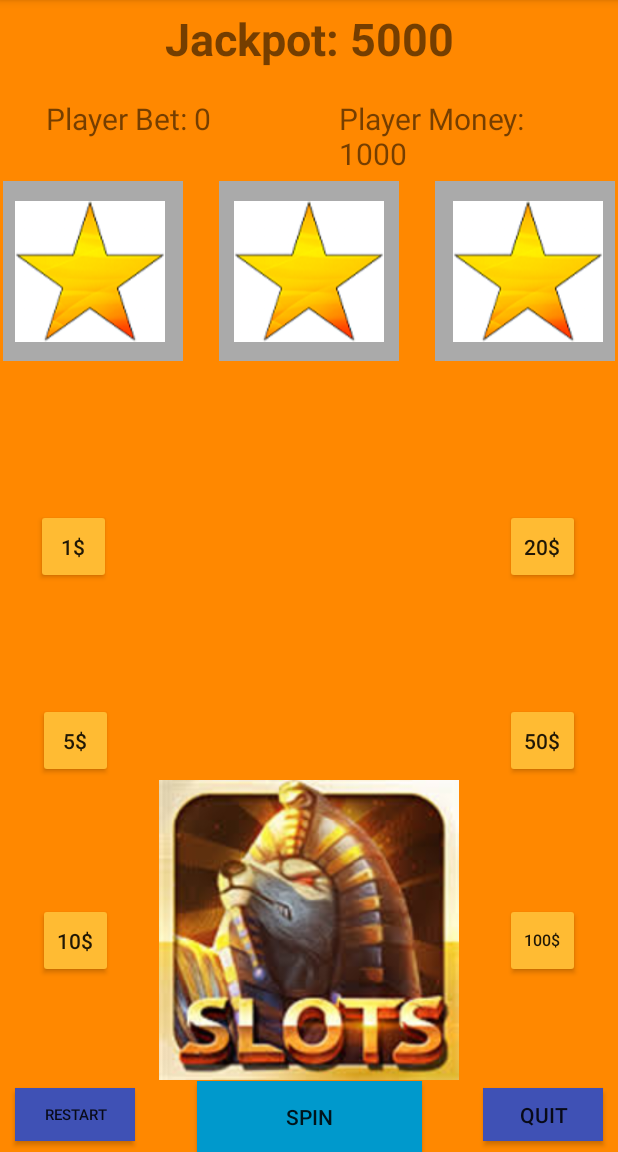
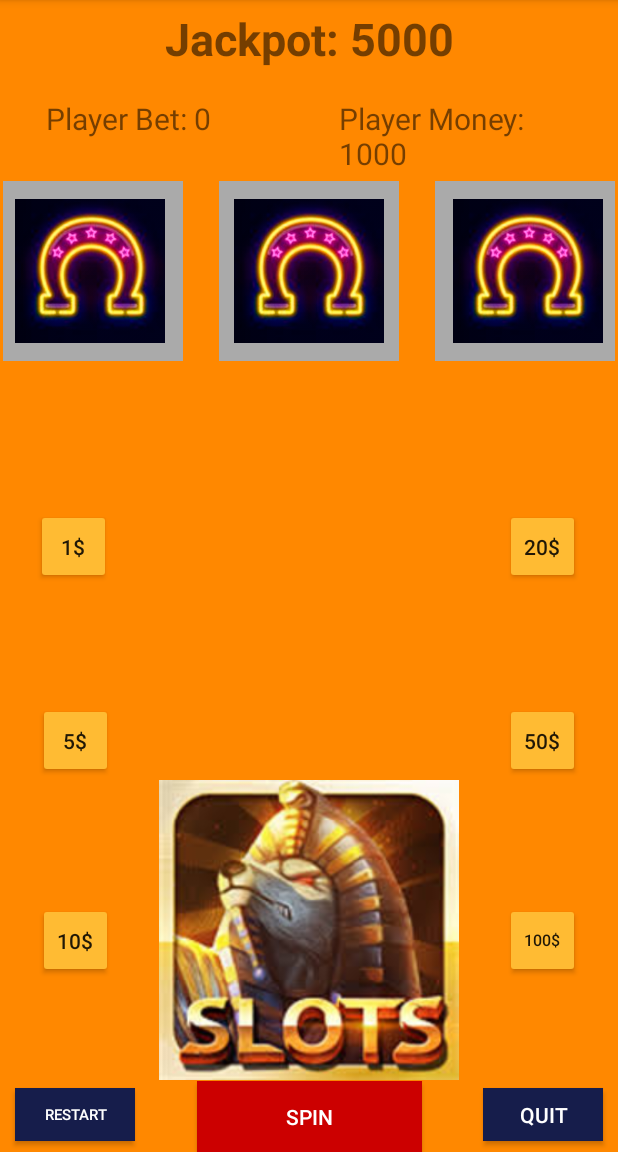
Before and after one commit to antoNanahJi/Android_SlotMachine_Game, an Android app: the screen it shows after launch (MainActivity), on a phone screen of 412 x 824 dp, the part 84-1236 px from its top. Run offline under Robolectric (Android 15) with nearby library versions, the light colour scheme and no system bars.

Commit message:
ChangeImages/BetLimit/Icon

```diff
--- a/PharaohSlots/app/src/main/AndroidManifest.xml
+++ b/PharaohSlots/app/src/main/AndroidManifest.xml
@@ -4,10 +4,11 @@
 
     <application
         android:allowBackup="true"
-        android:icon="@mipmap/ic_launcher"
+        android:icon="@drawable/icon"
         android:label="Slot Machine"
-        android:roundIcon="@mipmap/ic_launcher_round"
+        android:roundIcon="@drawable/icon"
         android:supportsRtl="true"
+
         android:theme="@style/AppTheme">
         <activity android:name=".MainActivity">
             <intent-filter>
--- a/PharaohSlots/app/src/main/res/layout/activity_main.xml
+++ b/PharaohSlots/app/src/main/res/layout/activity_main.xml
@@ -130,8 +130,9 @@
         android:layout_height="47dp"
         android:layout_marginEnd="8dp"
         android:layout_marginStart="8dp"
-        android:background="@android:color/holo_blue_dark"
+        android:background="@android:color/holo_red_dark"
         android:text="Spin"
+        android:textColor="@android:color/white"
         app:layout_constraintBottom_toBottomOf="parent"
         app:layout_constraintEnd_toEndOf="parent"
         app:layout_constraintStart_toStartOf="parent" />
@@ -142,8 +143,9 @@
         android:layout_height="35dp"
         android:layout_marginStart="10dp"
         android:layout_marginTop="5dp"
-        android:background="@color/colorPrimary"
+        android:background="@color/colorPrimaryDark"
         android:text="ReStart"
+        android:textColor="@android:color/white"
         android:textSize="10sp"
         app:layout_constraintStart_toStartOf="parent"
         app:layout_constraintTop_toBottomOf="@+id/imageView" />
@@ -154,8 +156,9 @@
         android:layout_height="35dp"
         android:layout_marginEnd="10dp"
         android:layout_marginTop="5dp"
-        android:background="@color/colorPrimary"
+        android:background="@color/colorPrimaryDark"
         android:text="Quit"
+        android:textColor="@android:color/white"
         app:layout_constraintEnd_toEndOf="parent"
         app:layout_constraintTop_toBottomOf="@+id/imageView" />
 
--- a/PharaohSlots/app/src/main/res/values/colors.xml
+++ b/PharaohSlots/app/src/main/res/values/colors.xml
@@ -1,6 +1,6 @@
 <?xml version="1.0" encoding="utf-8"?>
 <resources>
     <color name="colorPrimary">#3F51B5</color>
-    <color name="colorPrimaryDark">#303F9F</color>
+    <color name="colorPrimaryDark">#161d4b</color>
     <color name="colorAccent">#FF4081</color>
 </resources>
```
Also changed, not shown: PharaohSlots/app/src/main/java/ca/georgebrown/game2011/mathgame/MainActivity.java (+6 -6 lines), PharaohSlots/app/src/main/res/drawable/banana.png, PharaohSlots/app/src/main/res/drawable/bar.png, PharaohSlots/app/src/main/res/drawable/bell.png, PharaohSlots/app/src/main/res/drawable/cherry.png, PharaohSlots/app/src/main/res/drawable/grapes.png, PharaohSlots/app/src/main/res/drawable/icon.png (added), PharaohSlots/app/src/main/res/drawable/num7.png, PharaohSlots/app/src/main/res/drawable/orange.png, PharaohSlots/app/src/main/res/drawable/star.png, PharaohSlots/app/src/main/res/drawable/watermelon.png, PharaohSlots/app/src/main/res/drawable/xyz.jpg.
